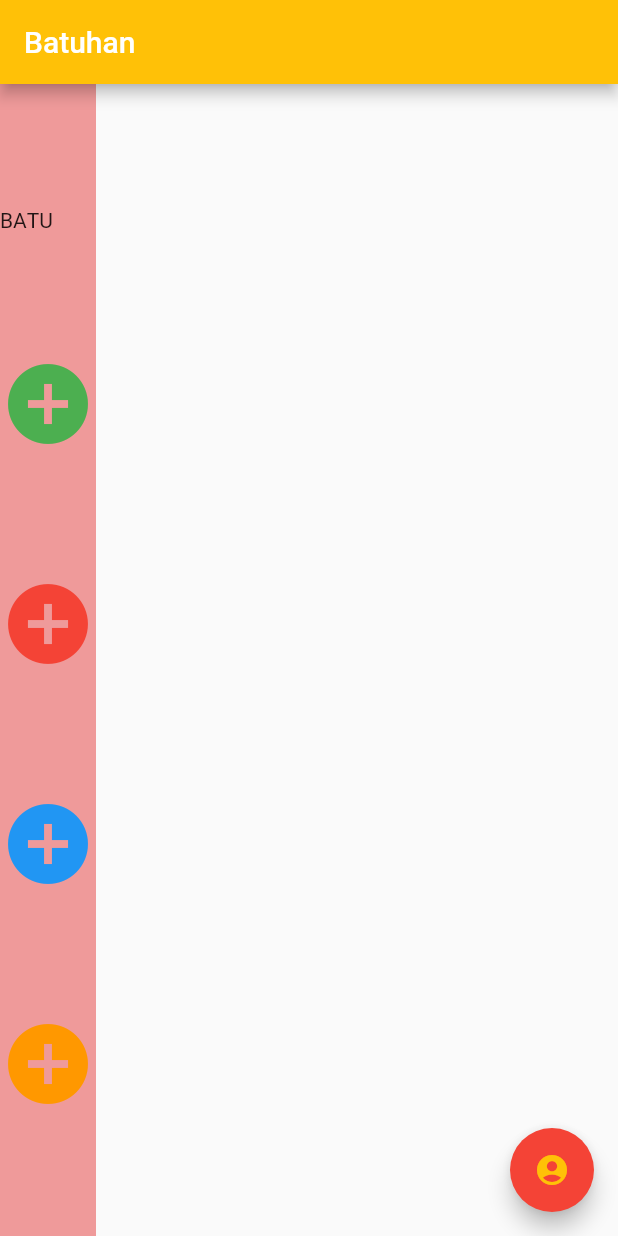
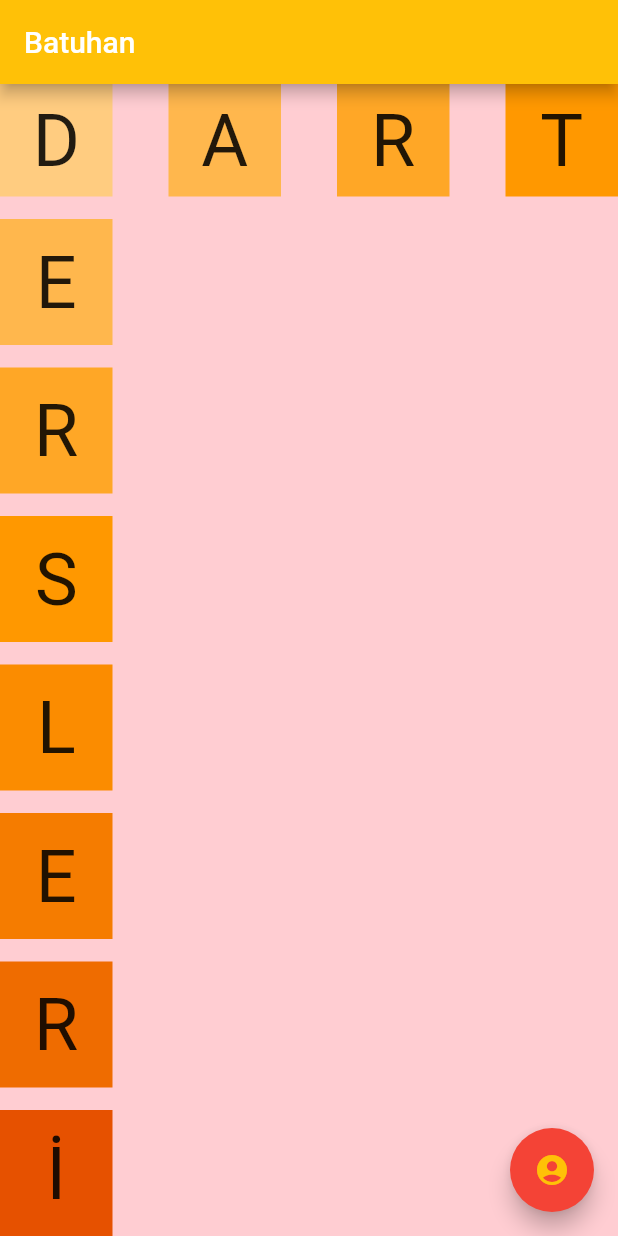
Before and after one commit to devlettum/flutter_lessons, a Flutter app: the screen it shows after launch, on a phone screen of 412 x 824 dp. Run offline on Flutter 3.47's test engine with Material 2 defaults, Android fonts, the phone set to English and light mode, and no system bars.

Commit message:
Homework 1 was done.

```diff
--- a/lib/main.dart
+++ b/lib/main.dart
@@ -9,6 +9,69 @@ void main() {
 }
 
 class MyApp extends StatelessWidget {
+
+  Container containerOlustur(String harf,Color renk,{double margin=0}){
+    return Container(
+
+          width: 75,
+          height: 75,
+          alignment: Alignment.center,
+          margin:EdgeInsets.only(top:margin),
+          color: renk,
+          child: Text(
+            harf,
+            style: TextStyle(fontSize: 48),
+          ),
+    );
+  }
+
+
+
+  Row dartRowunuOlustur() {
+    return Row(
+      mainAxisAlignment: MainAxisAlignment.spaceBetween,
+      children: [
+        containerOlustur("D",Colors.orange.shade200),
+        containerOlustur("A",Colors.orange.shade300),
+        containerOlustur("R",Colors.orange.shade400),
+        containerOlustur("T",Colors.orange.shade500),
+     ],
+    );
+  }
+
+
+
+
+
+  Column dersleriColumnOlustur() {
+    return Column(
+      mainAxisAlignment:MainAxisAlignment.spaceAround,
+      children: [
+        Expanded(
+          child:containerOlustur('E',Colors.orange.shade300,margin:15),
+        ),
+        Expanded(
+          child:containerOlustur('R',Colors.orange.shade400,margin:15),
+        ),
+        Expanded(
+          child:containerOlustur('S',Colors.orange.shade500,margin:15),
+        ),
+        Expanded(
+          child:containerOlustur('L',Colors.orange.shade600,margin:15),
+        ),
+        Expanded(
+          child:containerOlustur('E',Colors.orange.shade700,margin:15),
+        ),
+        Expanded(
+          child:containerOlustur('R',Colors.orange.shade800,margin:15),
+        ),
+        Expanded(
+          child:containerOlustur('İ',Colors.orange.shade900,margin:15),
+        ),
+      ],
+    );
+  }
+
   @override
   Widget build(BuildContext context) {
     return MaterialApp(
@@ -19,28 +82,12 @@ class MyApp extends StatelessWidget {
         // backgroundColor: Colors.yellow,
         appBar: AppBar(title: Text('Batuhan'), backgroundColor: Colors.amber),
         body: Container(
-          color: Colors.red.shade200,
-          // height:400,
+          color: Colors.red.shade100,
           child: Column(
-            /*ROW ile kullandık. */
-            mainAxisSize: MainAxisSize.max,
-            mainAxisAlignment: MainAxisAlignment.spaceEvenly,
             crossAxisAlignment: CrossAxisAlignment.start,
-            children: <Widget>[
-              Row(
-                mainAxisAlignment: MainAxisAlignment.spaceEvenly,
-                mainAxisSize: MainAxisSize.min,
-                children: [
-                  Text('B'),
-                  Text('A'),
-                  Text('T'),
-                  Text('U'),
-                ],
-              ),
-              Icon(Icons.add_circle, size: 64, color: Colors.green),
-              Icon(Icons.add_circle, size: 64, color: Colors.red),
-              Icon(Icons.add_circle, size: 64, color: Colors.blue),
-              Icon(Icons.add_circle, size: 64, color: Colors.orange),
+            children: [
+              dartRowunuOlustur(),
+              Expanded(child: dersleriColumnOlustur()),
             ],
           ),
         ),
@@ -54,48 +101,4 @@ class MyApp extends StatelessWidget {
       ),
     );
   }
-
-  Center containerLessons() {
-    return Center(
-      // alignment: Alignment.center,
-      // alignment:Alignment(1,-1),
-      // alignment:Alignment.topLeft,
-      // color:Colors.purple,
-      // width:200,
-      // height:200,
-      // child:Text('batu',textAlign: TextAlign.center),
-      // width:200,
-      // height:200,
-      // margin:EdgeInsets.all(16),
-      // margin:EdgeInsets.only(left:8,top:20),
-      // margin:EdgeInsets.symmetric(vertical:50, horizontal:50),
-      // margin:EdgeInsets.fromLTRB(10,20,50,30),
-      // padding:EdgeInsets.all(30),
-      // constraints: BoxConstraints(minWidth:100,minHeight:100,maxWidth:200,maxHeight:200),
-
-      // width:100,
-      // height:100,
-      // color:Colors.purpleAccent,
-      // // alignment:Alignment.center,
-      // child:Container(
-      //   alignment:Alignment.center,
-      //   color:Colors.blue,
-      //   margin:EdgeInsets.all(20),
-      //   width:50,
-      //   height:50,
-      //   child:Text('BATU'),
-      // ),
-
-      //padding:EdgeInsets.all(20),
-      child: FlutterLogo(
-        size: 128,
-        // textColor:Colors.purple,
-        // style:FlutterLogoStyle.stacked,
-      ),
-      //decoration: BoxDecoration(
-      //color:Colors.orange,
-      //shape:BoxShape.circle
-      //),
-    );
-  }
 }
```
